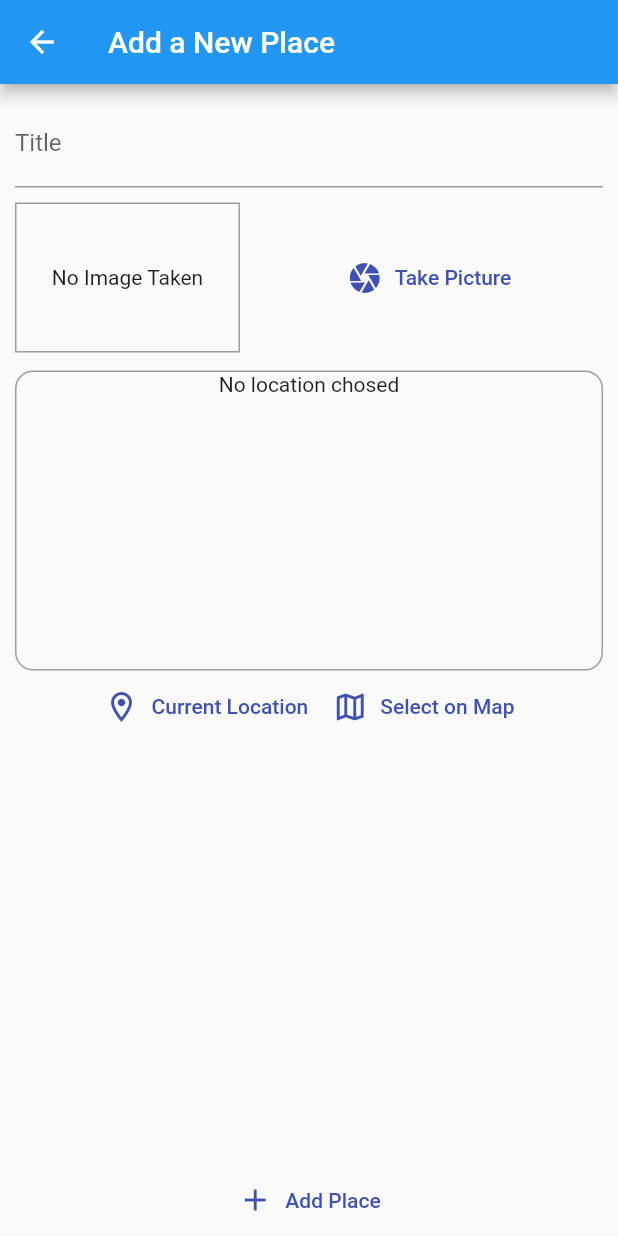
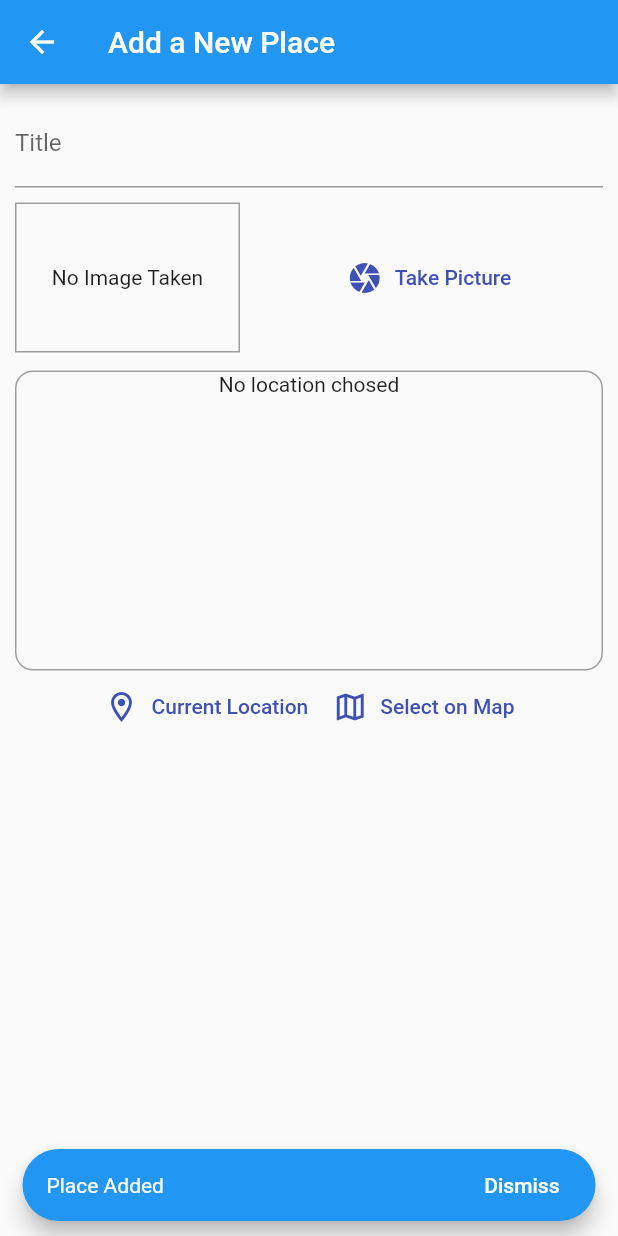
Before and after one commit to alpersln/Flutter-Places-to_visit, a Flutter app: the AddPlaceScreen screen opened by its route, after a tap on "Add Place", on a phone screen of 412 x 824 dp. Run offline on Flutter 3.47's test engine with Material 2 defaults, Android fonts, the phone set to English and light mode, and no system bars; our stand-ins replace flutter_map, image_picker, latlong2, location, sqflite; accounts and stored records are empty.

```diff
--- /dev/null
+++ b/lib/core/widgets/custom_snackbar.dart
@@ -0,0 +1,30 @@
+import 'package:flutter/material.dart';
+
+class GlobalSnackBar {
+  final String message;
+
+  const GlobalSnackBar({
+    required this.message,
+  });
+
+  static show(
+    BuildContext context,
+    String message,
+  ) {
+    ScaffoldMessenger.of(context).showSnackBar(SnackBar(
+      content: Text(message),
+      action: SnackBarAction(
+        label: 'Dismiss',
+        textColor: Colors.white,
+        onPressed: () {
+          ScaffoldMessenger.of(context).hideCurrentSnackBar();
+        },
+      ),
+      behavior: SnackBarBehavior.floating,
+      shape: RoundedRectangleBorder(
+        borderRadius: BorderRadius.circular(24),
+      ),
+      backgroundColor: Colors.blue,
+    ));
+  }
+}
--- a/lib/helpers/db_helper.dart
+++ b/lib/helpers/db_helper.dart
@@ -7,7 +7,7 @@ class DBHelper {
     String path = join(dbPath, 'places.db');
     return sql.openDatabase(path, onCreate: (db, version) {
       return db.execute(
-          "CREATE TABLE user_places(id TEXT PRIMARY KEY,title TEXT, image TEXT, loc_lat REAL, loc_lng REAL, address TEXT)");
+          'CREATE TABLE user_places(id TEXT PRIMARY KEY,title TEXT, image TEXT, loc_lat REAL, loc_lng REAL, address TEXT)');
     }, version: 1);
   }
 
--- a/lib/main.dart
+++ b/lib/main.dart
@@ -18,6 +18,7 @@ class MyApp extends StatelessWidget {
     return ChangeNotifierProvider.value(
       value: UserPlaces(),
       child: MaterialApp(
+        debugShowCheckedModeBanner: false,
         title: 'Flutter Demo',
         theme: ThemeData(
           primarySwatch: Colors.indigo,
--- a/lib/screens/add_place_screen/add_place_screen.dart
+++ b/lib/screens/add_place_screen/add_place_screen.dart
@@ -6,7 +6,7 @@ import 'package:places_to_visit/models/place.dart';
 import 'package:places_to_visit/providers/user_places.dart';
 import 'package:places_to_visit/screens/add_place_screen/widgets/location_input.dart';
 import 'package:provider/provider.dart';
-
+import '../../core/widgets/custom_snackbar.dart';
 import 'widgets/image_input.dart';
 
 class AddPlaceScreen extends StatefulWidget {
@@ -29,7 +29,7 @@ class _AddPlaceScreenState extends State<AddPlaceScreen> {
     _pickedLocation = PlaceLocation(latitude: lat, longitude: lng);
   }
 
-  void _savePlace() {
+  _savePlace() {
     if (_titleController.text.isEmpty || _pickedImage == null) {
       return print("they are nulll");
     } else {
@@ -79,7 +79,10 @@ class _AddPlaceScreenState extends State<AddPlaceScreen> {
             style: TextButton.styleFrom(
               primary: Theme.of(context).primaryColor,
             ),
-            onPressed: _savePlace,
+            onPressed: () {
+              _savePlace();
+              GlobalSnackBar.show(context, "Place Added");
+            },
           ),
         ],
       ),
--- a/lib/screens/map_screen/map_screen.dart
+++ b/lib/screens/map_screen/map_screen.dart
@@ -2,6 +2,8 @@ import 'package:flutter/material.dart';
 import 'package:places_to_visit/models/place.dart';
 import 'package:flutter_map/flutter_map.dart';
 import 'package:latlong2/latlong.dart';
+
+import '../../core/widgets/custom_snackbar.dart';
 
 class MapScreen extends StatefulWidget {
   final PlaceLocation initialLocation;
@@ -67,7 +69,7 @@ class _MapScreenState extends State<MapScreen> {
             child: ElevatedButton(
                 onPressed: () {
                   _pickedLocation == null
-                      ? null
+                      ? GlobalSnackBar.show(context, "Please select location")
                       : Navigator.of(context).pop(_pickedLocation);
                 },
                 child: Text("Save Location")),
```
Also changed, not shown: lib/providers/user_places.dart (+0 -8 lines), lib/screens/add_place_screen/widgets/location_input.dart (+29 -1 lines), lib/screens/place_detail_screen/place_detail_screen.dart (+14 -2 lines), lib/screens/places_list_screen/places_list_screen.dart (+10 -3 lines).
